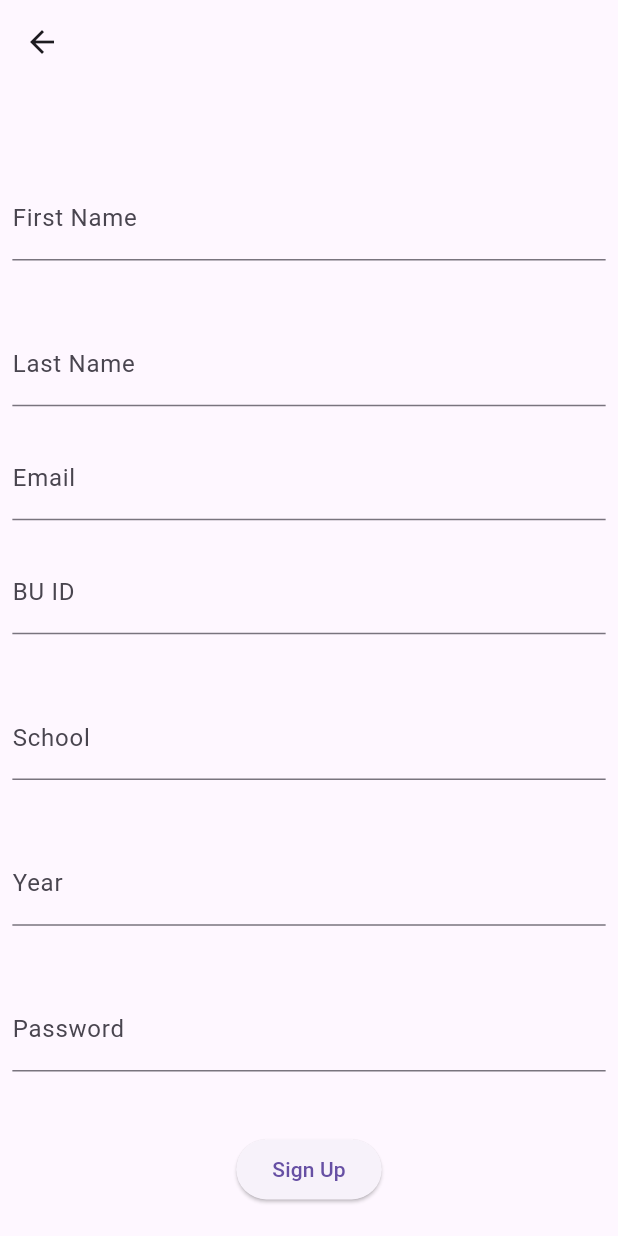
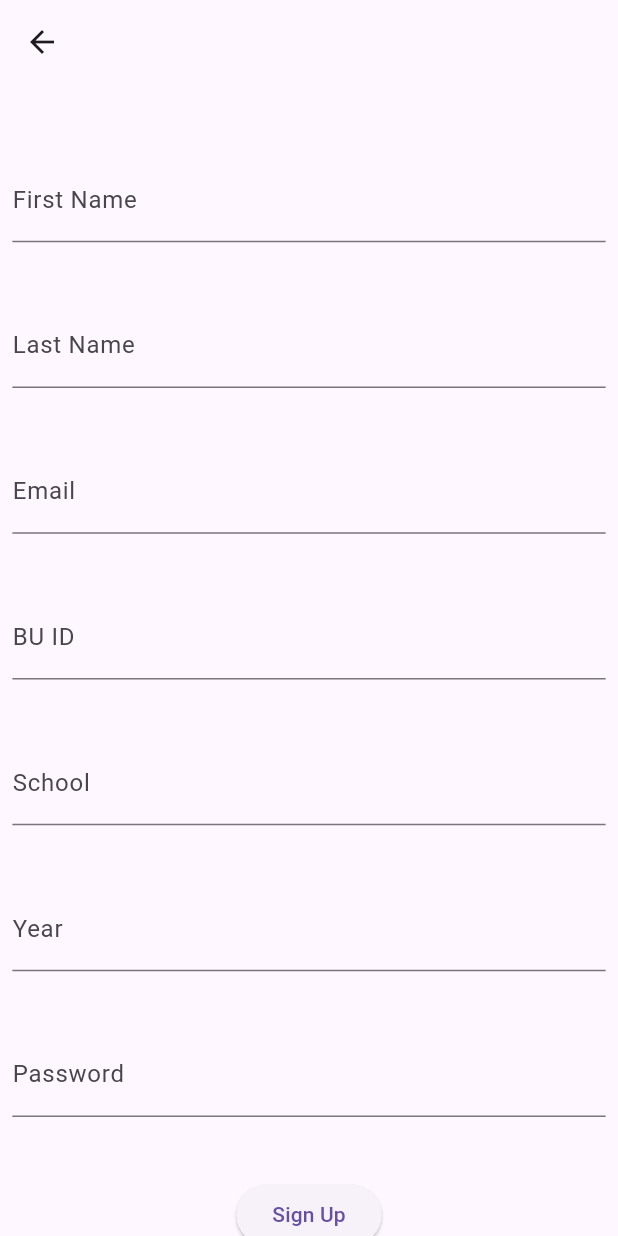
Before and after one commit to BU-Spark/se-bu-passport-arts, a Flutter app: the SignUpPage screen opened by its route, on a phone screen of 412 x 824 dp. Run offline on Flutter 3.47's test engine with Material 3 defaults, Android fonts, the phone set to English and light mode, and no system bars; our stand-ins replace cloud_firestore, firebase_auth, firebase_core, table_calendar; accounts and stored records are empty.

Commit message:
fixed a couple more dynamic sizing

```diff
--- a/bu_passport/lib/pages/signup_page.dart
+++ b/bu_passport/lib/pages/signup_page.dart
@@ -50,14 +50,14 @@ class _SignUpPageState extends State<SignUpPage> {
                   labelText: 'Last Name',
                 ),
               ),
-              SizedBox(height: 20),
+              SizedBox(height: sizedBoxHeight),
               TextField(
                 controller: _emailController,
                 decoration: const InputDecoration(
                   labelText: 'Email',
                 ),
               ),
-              SizedBox(height: 20),
+              SizedBox(height: sizedBoxHeight),
               TextField(
                 controller: _buIDController,
                 decoration: const InputDecoration(
```
Also changed, not shown: bu_passport/lib/components/event_widget.dart (+7 -2 lines).
